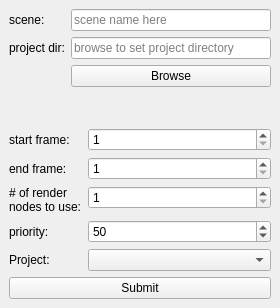
This is Ui_submitter.ui in CogswellProjectHydra/githubHydraRepo as Qt 5 draws it before an edit. The edited form follows.
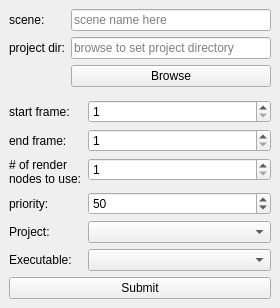
This is the edited form.

Commit message: Subclass MayaTicket for different Maya versions. SubmitterMain collects a Maya version, which selects one of the above for the job ticket.

```diff
--- a/Ui_submitter.ui
+++ b/Ui_submitter.ui
@@ -183,6 +183,16 @@
         </property>
        </widget>
       </item>
+      <item row="5" column="0">
+       <widget class="QLabel" name="label">
+        <property name="text">
+         <string>Executable:</string>
+        </property>
+       </widget>
+      </item>
+      <item row="5" column="1">
+       <widget class="QComboBox" name="executableComboBox"/>
+      </item>
      </layout>
     </item>
     <item>
```
The commit also changes 3 other files.
